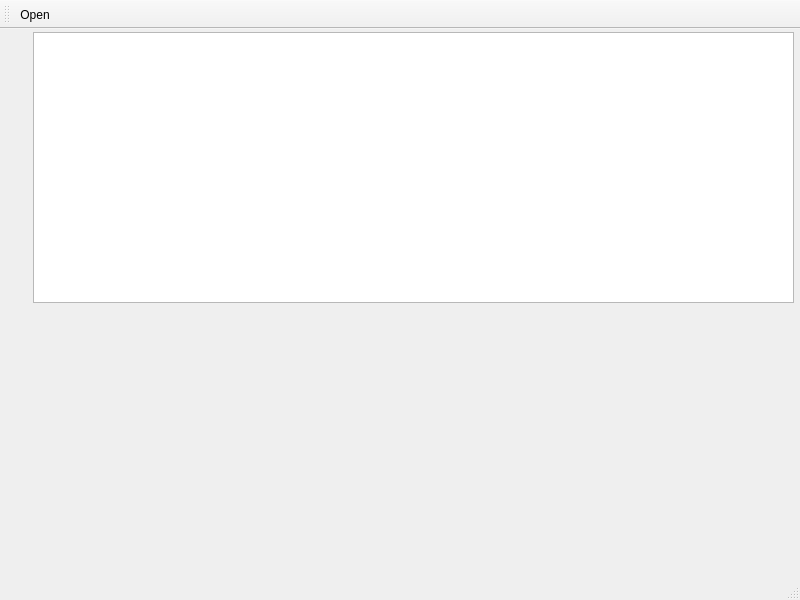
Above: View/src/mainwindow.ui from MarkoZdilar/LogZ before the change. Below: the same form after it.
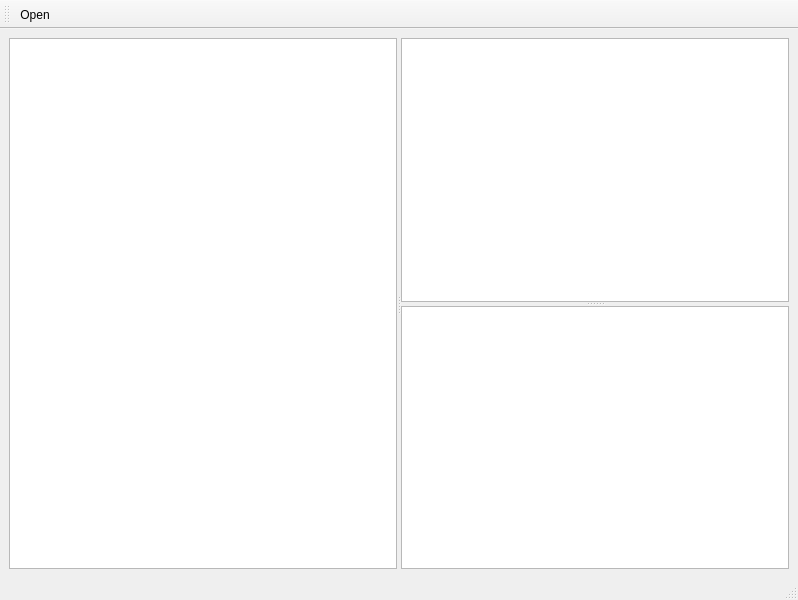
That is the form after the change.

Commit message: TreeView and logic for multiple files upload added

Diff of the .ui file:
```diff
--- a/View/src/mainwindow.ui
+++ b/View/src/mainwindow.ui
@@ -6,27 +6,88 @@
    <rect>
     <x>0</x>
     <y>0</y>
-    <width>800</width>
+    <width>798</width>
     <height>600</height>
    </rect>
   </property>
+  <property name="sizePolicy">
+   <sizepolicy hsizetype="Expanding" vsizetype="Expanding">
+    <horstretch>1</horstretch>
+    <verstretch>1</verstretch>
+   </sizepolicy>
+  </property>
   <property name="windowTitle">
    <string>LogZ - Log reader</string>
   </property>
   <widget class="QWidget" name="centralwidget">
-   <widget class="QTextEdit" name="textEditPrimary">
-    <property name="geometry">
-     <rect>
-      <x>33</x>
-      <y>3</y>
-      <width>761</width>
-      <height>271</height>
-     </rect>
-    </property>
-    <property name="readOnly">
-     <bool>true</bool>
-    </property>
-   </widget>
+   <property name="sizePolicy">
+    <sizepolicy hsizetype="Expanding" vsizetype="Expanding">
+     <horstretch>0</horstretch>
+     <verstretch>0</verstretch>
+    </sizepolicy>
+   </property>
+   <layout class="QGridLayout" name="gridLayout">
+    <item row="0" column="0">
+     <widget class="QSplitter" name="splitter_2">
+      <property name="sizePolicy">
+       <sizepolicy hsizetype="Expanding" vsizetype="Expanding">
+        <horstretch>0</horstretch>
+        <verstretch>0</verstretch>
+       </sizepolicy>
+      </property>
+      <property name="orientation">
+       <enum>Qt::Horizontal</enum>
+      </property>
+      <widget class="QTreeView" name="treeView">
+       <property name="maximumSize">
+        <size>
+         <width>1677721</width>
+         <height>16777215</height>
+        </size>
+       </property>
+      </widget>
+      <widget class="QWidget" name="verticalLayoutWidget">
+       <layout class="QVBoxLayout" name="verticalLayout">
+        <item>
+         <widget class="QSplitter" name="splitter">
+          <property name="sizePolicy">
+           <sizepolicy hsizetype="Expanding" vsizetype="Expanding">
+            <horstretch>0</horstretch>
+            <verstretch>0</verstretch>
+           </sizepolicy>
+          </property>
+          <property name="orientation">
+           <enum>Qt::Vertical</enum>
+          </property>
+          <widget class="QTextEdit" name="textEditPrimary">
+           <property name="sizePolicy">
+            <sizepolicy hsizetype="Expanding" vsizetype="Expanding">
+             <horstretch>0</horstretch>
+             <verstretch>0</verstretch>
+            </sizepolicy>
+           </property>
+           <property name="lineWrapMode">
+            <enum>QTextEdit::NoWrap</enum>
+           </property>
+           <property name="readOnly">
+            <bool>true</bool>
+           </property>
+          </widget>
+          <widget class="QTextEdit" name="textEditSecondary">
+           <property name="sizePolicy">
+            <sizepolicy hsizetype="Expanding" vsizetype="Expanding">
+             <horstretch>0</horstretch>
+             <verstretch>0</verstretch>
+            </sizepolicy>
+           </property>
+          </widget>
+         </widget>
+        </item>
+       </layout>
+      </widget>
+     </widget>
+    </item>
+   </layout>
   </widget>
   <widget class="QMenuBar" name="menubar">
    <property name="geometry">
```
Left out of the diff: 4 changed lines with no effect on the pictures. The commit also changes 2 other files.
